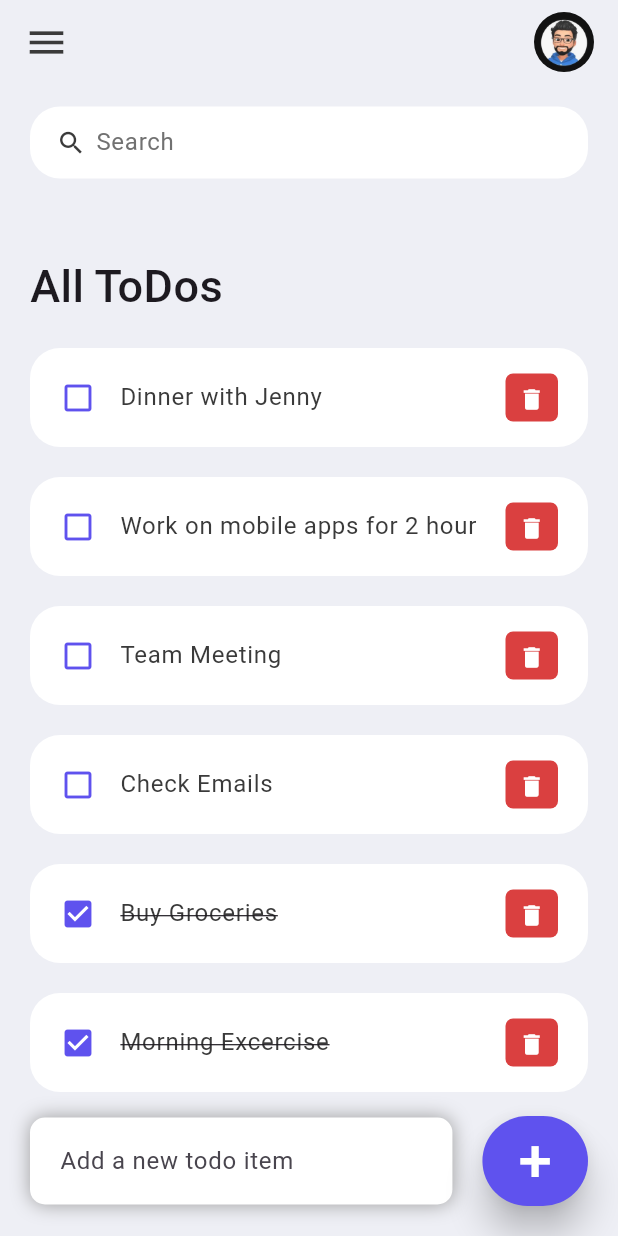
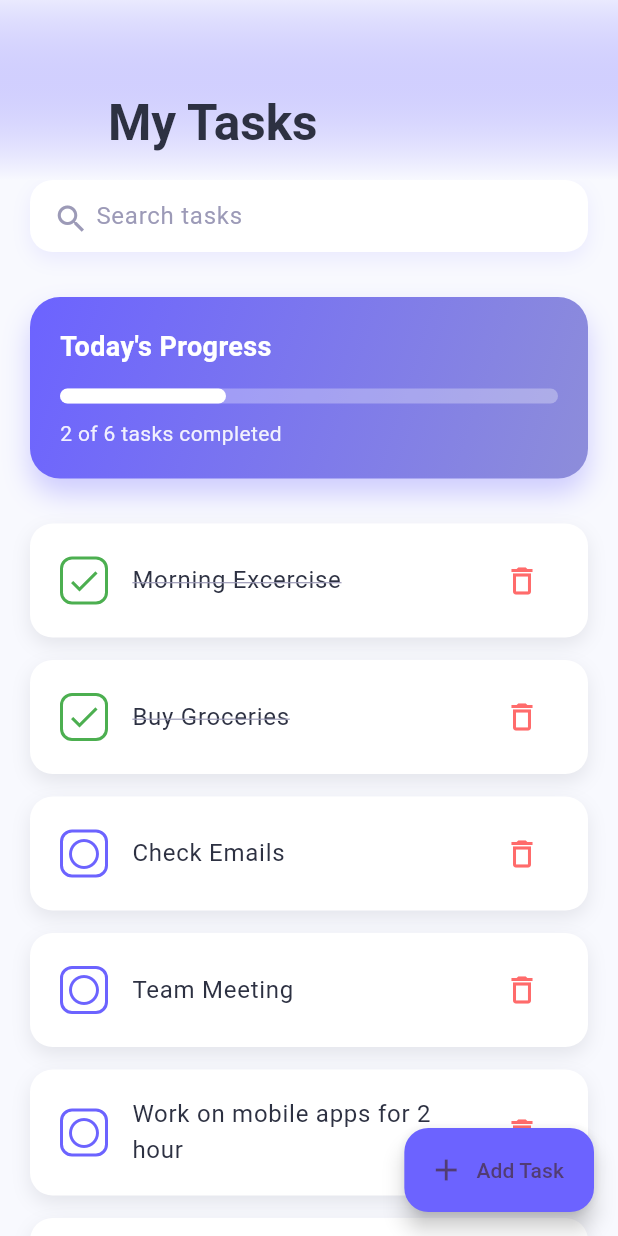
Before and after one commit to Pranav-P-K/ToDo-App, a Flutter app: the screen it shows after launch, on a phone screen of 412 x 824 dp. Run offline on Flutter 3.47's test engine with Material 3 defaults, Android fonts, the phone set to English and light mode, and no system bars.

Commit message:
ui updated

```diff
--- a/todo_app/lib/constants/colors.dart
+++ b/todo_app/lib/constants/colors.dart
@@ -1,9 +1,12 @@
 import 'package:flutter/material.dart';
 
-const Color tdRed = Color(0xFFDA4040);
-const Color tdBlue = Color(0xFF5F52EE);
-
-const Color tdBlack = Color(0xFF3A3A3A);
-const Color tdGrey = Color(0xFF717171);
-
-const Color tdBGColor = Color(0xFFEEEFF5);
+class TodoColors {
+  static const Color primary = Color(0xFF6C63FF);
+  static const Color secondary = Color(0xFF8D8DDA);
+  static const Color background = Color(0xFFF8F9FE);
+  static const Color cardBg = Colors.white;
+  static const Color text = Color(0xFF2D3142);
+  static const Color textLight = Color(0xFF9C9AB7);
+  static const Color delete = Color(0xFFFF6B6B);
+  static const Color success = Color(0xFF4CAF50);
+}
--- a/todo_app/lib/screens/home.dart
+++ b/todo_app/lib/screens/home.dart
@@ -1,5 +1,4 @@
 import 'package:flutter/material.dart';
-
 import 'package:todo_app/models/todo.dart';
 import 'package:todo_app/constants/colors.dart';
 import 'package:todo_app/widgets/todo_item.dart';
@@ -25,106 +24,234 @@ class _HomeState extends State<Home> {
   @override
   Widget build(BuildContext context) {
     return Scaffold(
-      backgroundColor: tdBGColor,
-      appBar: _buildAppBar(),
-      body: Stack(
-        children: [
-          Container(
-            padding: EdgeInsets.symmetric(
-              horizontal: 20,
-              vertical: 15,
-            ),
+      backgroundColor: TodoColors.background,
+      body: SafeArea(
+        child: CustomScrollView(
+          slivers: [
+            _buildSliverAppBar(),
+            SliverToBoxAdapter(
+              child: Padding(
+                padding: const EdgeInsets.symmetric(horizontal: 20),
                 child: Column(
                   children: [
-                searchBox(),
-                Expanded(
-                  child: ListView(
-                    children: [
-                      Container(
-                        margin: EdgeInsets.only(
-                          top: 50,
-                          bottom: 20,
-                        ),
-                        child: Text(
-                          'All ToDos',
-                          style: TextStyle(
-                            fontSize: 30,
-                            fontWeight: FontWeight.w500,
+                    _buildSearchBox(),
+                    const SizedBox(height: 30),
+                    _buildTodayProgress(),
+                    const SizedBox(height: 30),
+                    _buildTodoList(),
+                  ],
                 ),
               ),
             ),
-                      for (ToDo todoo in _foundToDo.reversed)
-                        ToDoItem(
-                          todo: todoo,
-                          onToDoChanged: _handleToDoChange,
-                          onDeleteItem: _deleteToDoItem,
-                        ),
-                    ],
-                  ),
-                )
           ],
         ),
       ),
-          Align(
-            alignment: Alignment.bottomCenter,
-            child: Row(children: [
-              Expanded(
-                child: Container(
-                  margin: EdgeInsets.only(
-                    bottom: 20,
-                    right: 20,
-                    left: 20,
-                  ),
-                  padding: EdgeInsets.symmetric(
-                    horizontal: 20,
-                    vertical: 5,
-                  ),
-                  decoration: BoxDecoration(
-                    color: Colors.white,
-                    boxShadow: const [
-                      BoxShadow(
-                        color: Colors.grey,
-                        offset: Offset(0.0, 0.0),
-                        blurRadius: 10.0,
-                        spreadRadius: 0.0,
-                      ),
-                    ],
-                    borderRadius: BorderRadius.circular(10),
-                  ),
-                  child: TextField(
-                    controller: _todoController,
-                    decoration: InputDecoration(
-                        hintText: 'Add a new todo item',
-                        border: InputBorder.none),
+      floatingActionButton: _buildAddTodoButton(),
+    );
+  }
+
+  Widget _buildSliverAppBar() {
+    return SliverAppBar(
+      expandedHeight: 120,
+      floating: true,
+      backgroundColor: TodoColors.background,
+      elevation: 0,
+      flexibleSpace: FlexibleSpaceBar(
+        title: const Text(
+          'My Tasks',
+          style: TextStyle(
+            color: TodoColors.text,
+            fontWeight: FontWeight.bold,
           ),
         ),
-              ),
-              Container(
-                margin: EdgeInsets.only(
-                  bottom: 20,
-                  right: 20,
-                ),
-                child: ElevatedButton(
-                  onPressed: () {
-                    _addToDoItem(_todoController.text);
-                  },
-                  style: ElevatedButton.styleFrom(
-                    backgroundColor: tdBlue,
-                    minimumSize: Size(60, 60),
-                    elevation: 10,
-                  ),
-                  child: Text(
-                    '+',
-                    style: TextStyle(
-                      fontSize: 40,
-                      color: Colors.white,
+        background: Container(
+          decoration: BoxDecoration(
+            gradient: LinearGradient(
+              begin: Alignment.topCenter,
+              end: Alignment.bottomCenter,
+              colors: [
+                TodoColors.primary.withOpacity(0.1),
+                TodoColors.background,
+              ],
             ),
           ),
         ),
       ),
-            ]),
+    );
+  }
+
+  Widget _buildSearchBox() {
+    return Container(
+      padding: const EdgeInsets.symmetric(horizontal: 15),
+      decoration: BoxDecoration(
+        color: TodoColors.cardBg,
+        borderRadius: BorderRadius.circular(15),
+        boxShadow: [
+          BoxShadow(
+            color: TodoColors.primary.withOpacity(0.1),
+            blurRadius: 10,
+            offset: const Offset(0, 5),
           ),
         ],
+      ),
+      child: TextField(
+        onChanged: _runFilter,
+        decoration: const InputDecoration(
+          contentPadding: EdgeInsets.all(0),
+          prefixIcon: Icon(Icons.search, color: TodoColors.textLight),
+          prefixIconConstraints: BoxConstraints(maxHeight: 20, minWidth: 25),
+          border: InputBorder.none,
+          hintText: 'Search tasks',
+          hintStyle: TextStyle(color: TodoColors.textLight),
+        ),
+      ),
+    );
+  }
+
+  Widget _buildTodayProgress() {
+    final completedTasks = _foundToDo.where((todo) => todo.isDone).length;
+    final totalTasks = _foundToDo.length;
+    final progress = totalTasks > 0 ? completedTasks / totalTasks : 0.0;
+
+    return Container(
+      padding: const EdgeInsets.all(20),
+      decoration: BoxDecoration(
+        gradient: LinearGradient(
+          colors: [TodoColors.primary, TodoColors.secondary],
+          begin: Alignment.topLeft,
+          end: Alignment.bottomRight,
+        ),
+        borderRadius: BorderRadius.circular(20),
+        boxShadow: [
+          BoxShadow(
+            color: TodoColors.primary.withOpacity(0.3),
+            blurRadius: 15,
+            offset: const Offset(0, 10),
+          ),
+        ],
+      ),
+      child: Column(
+        crossAxisAlignment: CrossAxisAlignment.start,
+        children: [
+          const Text(
+            'Today\'s Progress',
+            style: TextStyle(
+              color: Colors.white,
+              fontSize: 18,
+              fontWeight: FontWeight.bold,
+            ),
+          ),
+          const SizedBox(height: 15),
+          LinearProgressIndicator(
+            value: progress,
+            backgroundColor: Colors.white.withOpacity(0.3),
+            valueColor: const AlwaysStoppedAnimation(Colors.white),
+            borderRadius: BorderRadius.circular(10),
+            minHeight: 10,
+          ),
+          const SizedBox(height: 10),
+          Text(
+            '$completedTasks of $totalTasks tasks completed',
+            style: TextStyle(
+              color: Colors.white.withOpacity(0.9),
+              fontSize: 14,
+            ),
+          ),
+        ],
+      ),
+    );
+  }
+
+  Widget _buildTodoList() {
+    return ListView.builder(
+      shrinkWrap: true,
+      physics: const NeverScrollableScrollPhysics(),
+      itemCount: _foundToDo.length,
+      itemBuilder: (context, index) {
+        return Padding(
+          padding: const EdgeInsets.only(bottom: 15),
+          child: ToDoItem(
+            todo: _foundToDo[index],
+            onToDoChanged: _handleToDoChange,
+            onDeleteItem: _deleteToDoItem,
+          ),
+        );
+      },
+    );
+  }
+
+  Widget _buildAddTodoButton() {
+    return FloatingActionButton.extended(
+      onPressed: () => _showAddTodoDialog(context),
+      backgroundColor: TodoColors.primary,
+      icon: const Icon(Icons.add),
+      label: const Text('Add Task'),
+    );
+  }
+
+  void _showAddTodoDialog(BuildContext context) {
+    showModalBottomSheet(
+      context: context,
+      isScrollControlled: true,
+      backgroundColor: Colors.transparent,
+      builder: (context) => Container(
+        height: MediaQuery.of(context).size.height * 0.75,
+        decoration: const BoxDecoration(
+          color: TodoColors.cardBg,
+          borderRadius: BorderRadius.vertical(top: Radius.circular(20)),
+        ),
+        padding: EdgeInsets.only(
+          bottom: MediaQuery.of(context).viewInsets.bottom,
+          top: 20,
+          left: 20,
+          right: 20,
+        ),
+        child: Column(
+          crossAxisAlignment: CrossAxisAlignment.start,
+          children: [
+            const Text(
+              'Add New Task',
+              style: TextStyle(
+                fontSize: 24,
+                fontWeight: FontWeight.bold,
+                color: TodoColors.text,
+              ),
+            ),
+            const SizedBox(height: 20),
+            TextField(
+              controller: _todoController,
+              decoration: const InputDecoration(
+                hintText: 'Enter task description',
+                border: OutlineInputBorder(),
+                focusedBorder: OutlineInputBorder(
+                  borderSide: BorderSide(color: TodoColors.primary),
+                ),
+              ),
+              maxLines: 3,
+            ),
+            const SizedBox(height: 20),
+            SizedBox(
+              width: double.infinity,
+              height: 50,
+              child: ElevatedButton(
+                onPressed: () {
+                  _addToDoItem(_todoController.text);
+                  Navigator.pop(context);
+                },
+                style: ElevatedButton.styleFrom(
+                  backgroundColor: TodoColors.primary,
+                  shape: RoundedRectangleBorder(
+                    borderRadius: BorderRadius.circular(10),
+                  ),
+                ),
+                child: const Text(
+                  'Add Task',
+                  style: TextStyle(fontSize: 16),
+                ),
+              ),
+            ),
+          ],
+        ),
       ),
     );
   }
@@ -167,54 +294,4 @@ class _HomeState extends State<Home> {
       _foundToDo = results;
     });
   }
-
-  Widget searchBox() {
-    return Container(
-      padding: EdgeInsets.symmetric(horizontal: 15),
-      decoration: BoxDecoration(
-        color: Colors.white,
-        borderRadius: BorderRadius.circular(20),
-      ),
-      child: TextField(
-        onChanged: (value) => _runFilter(value),
-        decoration: InputDecoration(
-          contentPadding: EdgeInsets.all(0),
-          prefixIcon: Icon(
-            Icons.search,
-            color: tdBlack,
-            size: 20,
-          ),
-          prefixIconConstraints: BoxConstraints(
-            maxHeight: 20,
-            minWidth: 25,
-          ),
-          border: InputBorder.none,
-          hintText: 'Search',
-          hintStyle: TextStyle(color: tdGrey),
-        ),
-      ),
-    );
 }
-
-  AppBar _buildAppBar() {
-    return AppBar(
-      backgroundColor: tdBGColor,
-      elevation: 0,
-      title: Row(mainAxisAlignment: MainAxisAlignment.spaceBetween, children: [
-        Icon(
-          Icons.menu,
-          color: tdBlack,
-          size: 30,
-        ),
-        SizedBox(
-          height: 40,
-          width: 40,
-          child: ClipRRect(
-            borderRadius: BorderRadius.circular(20),
-            child: Image.asset('assets/images/avatar.jpeg'),
-          ),
-        ),
-      ]),
-    );
-  }
-}
--- a/todo_app/lib/widgets/todo_item.dart
+++ b/todo_app/lib/widgets/todo_item.dart
@@ -1,64 +1,62 @@
 import 'package:flutter/material.dart';
-
 import 'package:todo_app/models/todo.dart';
 import 'package:todo_app/constants/colors.dart';
 
 class ToDoItem extends StatelessWidget {
   final ToDo todo;
-  final onToDoChanged;
-  final onDeleteItem;
+  final Function(ToDo) onToDoChanged;
+  final Function(String) onDeleteItem;
 
   const ToDoItem({
     super.key,
     required this.todo,
     required this.onToDoChanged,
-    required this.onDeleteItem
+    required this.onDeleteItem,
   });
 
   @override
   Widget build(BuildContext context) {
     return Container(
-      margin: EdgeInsets.only(bottom: 20),
+      decoration: BoxDecoration(
+        color: TodoColors.cardBg,
+        borderRadius: BorderRadius.circular(15),
+        boxShadow: [
+          BoxShadow(
+            color: TodoColors.text.withOpacity(0.1),
+            blurRadius: 10,
+            offset: const Offset(0, 5),
+          ),
+        ],
+      ),
       child: ListTile(
-        onTap: () {
-          // print('Clicked on Todo Item.');
-          onToDoChanged(todo);
-        },
-        shape: RoundedRectangleBorder(
-          borderRadius: BorderRadius.circular(20),
-        ),
-        contentPadding: EdgeInsets.symmetric(horizontal: 20, vertical: 5),
-        tileColor: Colors.white,
-        leading: Icon(
-          todo.isDone ? Icons.check_box : Icons.check_box_outline_blank,
-          color: tdBlue,
+        onTap: () => onToDoChanged(todo),
+        contentPadding: const EdgeInsets.symmetric(horizontal: 20, vertical: 10),
+        leading: Container(
+          padding: const EdgeInsets.all(2),
+          decoration: BoxDecoration(
+            border: Border.all(
+              color: todo.isDone ? TodoColors.success : TodoColors.primary,
+              width: 2,
+            ),
+            borderRadius: BorderRadius.circular(8),
+          ),
+          child: Icon(
+            todo.isDone ? Icons.check : Icons.circle_outlined,
+            color: todo.isDone ? TodoColors.success : TodoColors.primary,
+          ),
         ),
         title: Text(
           todo.todoText!,
           style: TextStyle(
-            fontSize: 16,
-            color: tdBlack,
+            color: TodoColors.text,
             decoration: todo.isDone ? TextDecoration.lineThrough : null,
+            decorationColor: TodoColors.textLight,
           ),
         ),
-        trailing: Container(
-          padding: EdgeInsets.all(0),
-          margin: EdgeInsets.symmetric(vertical: 12),
-          height: 35,
-          width: 35,
-          decoration: BoxDecoration(
-            color: tdRed,
-            borderRadius: BorderRadius.circular(5),
-          ),
-          child: IconButton(
-            color: Colors.white,
-            iconSize: 18,
-            icon: Icon(Icons.delete),
-            onPressed: () {
-              // print('Clicked on delete icon');
-              onDeleteItem(todo.id);
-            },
-          ),
+        trailing: IconButton(
+          icon: const Icon(Icons.delete_outline),
+          color: TodoColors.delete,
+          onPressed: () => onDeleteItem(todo.id!),
         ),
       ),
     );
```
Also changed, not shown: 1 other file. Lines whose indentation alone changed are shown as unchanged.
